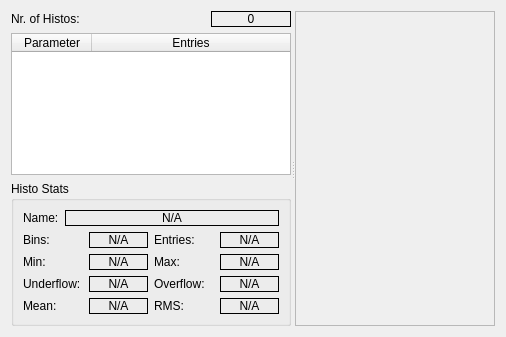
This is muondetector-gui/src/main/histogramdataform.ui in MuonPi/muondetector as Qt 5 draws it before an edit. The edited form follows.
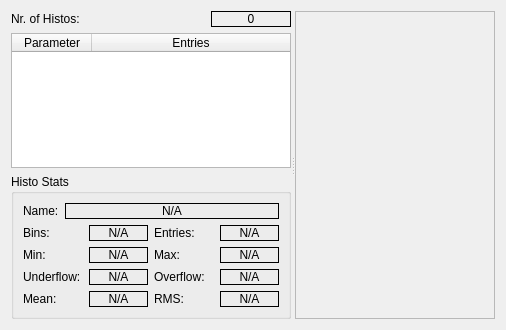
This is the edited form. Custom widgets are drawn as their Qt base class.

```diff
--- a/muondetector-gui/src/main/histogramdataform.ui
+++ b/muondetector-gui/src/main/histogramdataform.ui
@@ -7,7 +7,7 @@
     <x>0</x>
     <y>0</y>
     <width>506</width>
-    <height>337</height>
+    <height>330</height>
    </rect>
   </property>
   <property name="windowTitle">
```
